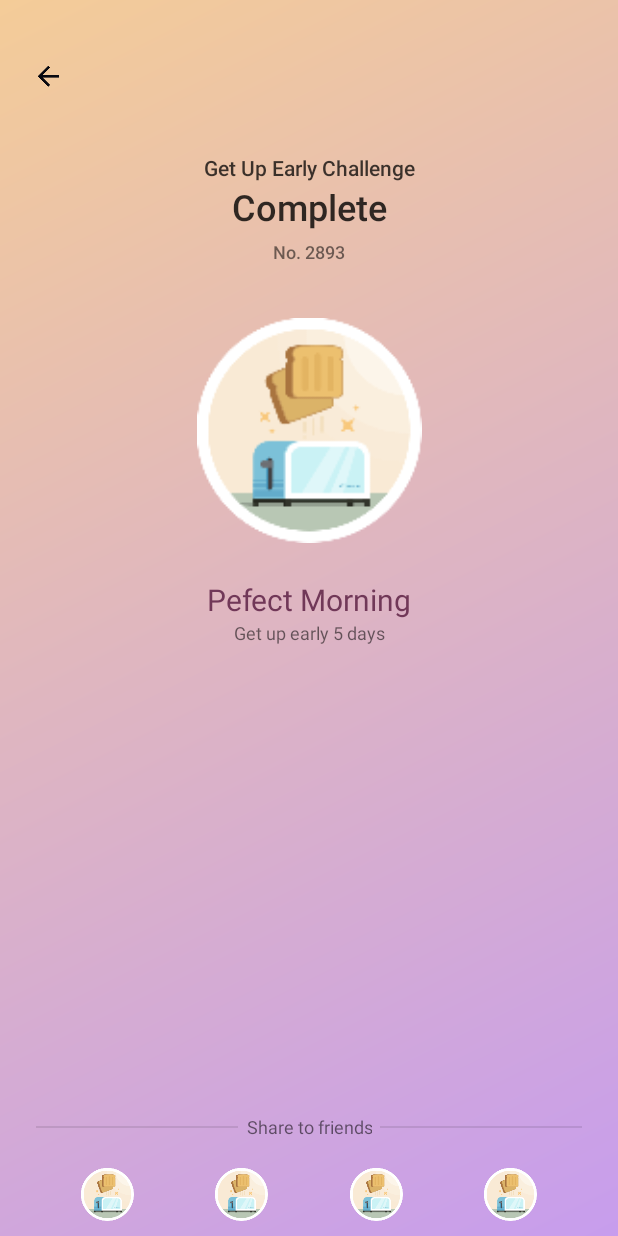
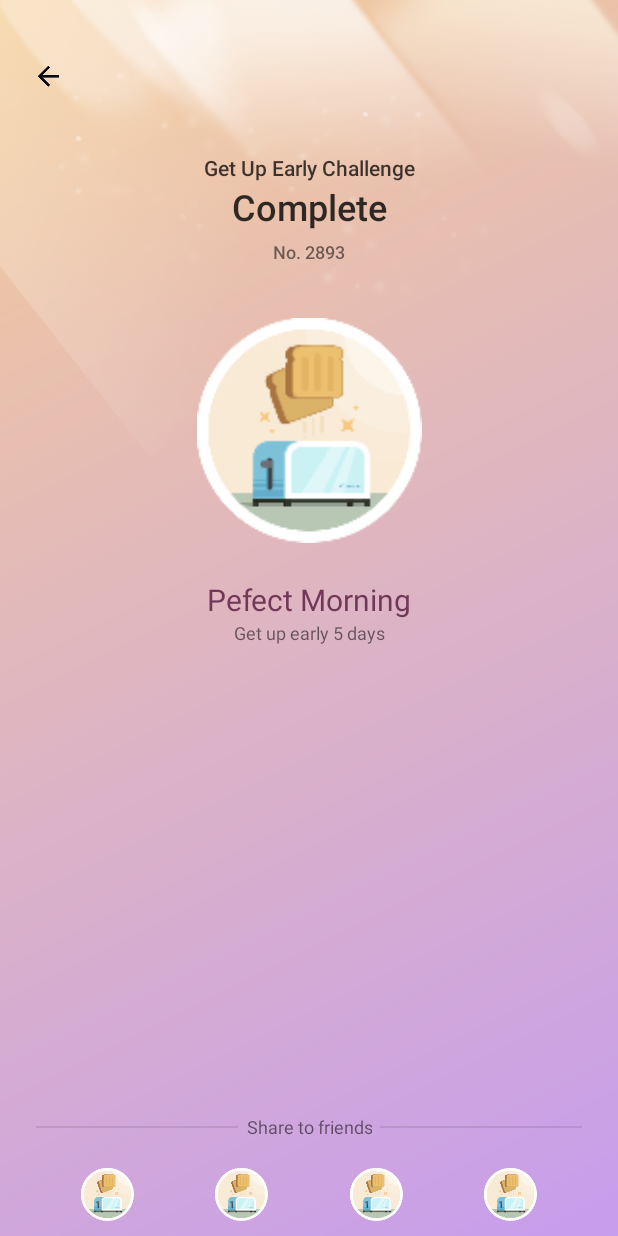
Before and after one commit to chenyi2013/clockin, an Android app: the ClockInCompleteActivity screen opened directly, with no data from a screen before it, on a phone screen of 412 x 824 dp. Run offline under Robolectric (Android 15) with nearby library versions, the phone set to English and light mode, and no system bars.

Commit message:
完善ClockInView

```diff
--- a/app/build.gradle
+++ b/app/build.gradle
@@ -8,7 +8,7 @@ android {
     compileSdkVersion 28
     defaultConfig {
         applicationId "com.example.chenyi.clockin"
-        minSdkVersion 22
+        minSdkVersion 14
         targetSdkVersion 28
         versionCode 1
         versionName "1.0"
--- a/app/src/main/java/step/tracker/stepcounter/walking/clockin/ClockInDialog.kt
+++ b/app/src/main/java/step/tracker/stepcounter/walking/clockin/ClockInDialog.kt
@@ -13,7 +13,7 @@ class ClockInDialog : Dialog {
 
     constructor(context: Context?, themeResId: Int) : super(context, themeResId) {
         setContentView(R.layout.dialog_clock_in)
-        clock_in_view.setClockInCompletedCount(2)
+        clock_in_view.setClockInCompletedCount(0)
 
     }
 
--- a/app/src/main/res/layout/activity_clock_in_complete.xml
+++ b/app/src/main/res/layout/activity_clock_in_complete.xml
@@ -6,6 +6,18 @@
     android:layout_height="match_parent"
     android:background="@drawable/dialog_clockin_header_bg"
     tools:context="step.tracker.stepcounter.walking.clockin.ClockInCompleteActivity">
+
+
+    <ImageView
+        android:layout_width="match_parent"
+        android:layout_height="0dp"
+        android:scaleType="fitXY"
+        android:src="@drawable/ic_clock_dialog_level_2_bg"
+        app:layout_constraintDimensionRatio="360:286"
+        app:layout_constraintLeft_toLeftOf="parent"
+        app:layout_constraintRight_toRightOf="parent"
+        app:layout_constraintTop_toTopOf="parent" />
+
 
     <ImageView
         android:id="@+id/icon_back"
@@ -24,13 +36,13 @@
         android:layout_marginTop="102dp"
         android:fontFamily="sans-serif-medium"
         android:gravity="center_horizontal"
+        android:text="Get Up Early Challenge"
         android:textColor="#bf000000"
         android:textSize="14sp"
         android:textStyle="normal"
         app:layout_constraintLeft_toLeftOf="parent"
         app:layout_constraintRight_toRightOf="parent"
-        app:layout_constraintTop_toTopOf="parent"
-        android:text="Get Up Early Challenge" />
+        app:layout_constraintTop_toTopOf="parent" />
 
     <TextView
         android:id="@+id/complete"
@@ -38,28 +50,28 @@
         android:layout_height="wrap_content"
         android:fontFamily="sans-serif-medium"
         android:gravity="center_horizontal"
+        android:text="Complete"
         android:textColor="#cc000000"
         android:textSize="24sp"
         android:textStyle="normal"
         app:layout_constraintLeft_toLeftOf="parent"
         app:layout_constraintRight_toRightOf="parent"
-        app:layout_constraintTop_toBottomOf="@+id/desc"
-        android:text="Complete" />
+        app:layout_constraintTop_toBottomOf="@+id/desc" />
 
 
     <TextView
         android:id="@+id/ranking"
         android:layout_width="wrap_content"
         android:layout_height="wrap_content"
+        android:layout_marginTop="5dp"
         android:fontFamily="sans-serif-medium"
+        android:text="No. 2893"
         android:textColor="#88000000"
         android:textSize="12sp"
-        android:layout_marginTop="5dp"
         android:textStyle="normal"
         app:layout_constraintLeft_toLeftOf="parent"
         app:layout_constraintRight_toRightOf="parent"
-        app:layout_constraintTop_toBottomOf="@+id/complete"
-        android:text="No. 2893" />
+        app:layout_constraintTop_toBottomOf="@+id/complete" />
 
 
     <ImageView
@@ -80,13 +92,13 @@
         android:fontFamily="sans-serif"
         android:gravity="center_horizontal"
         android:lineSpacingExtra="0sp"
+        android:text="Pefect Morning"
         android:textColor="#713858"
         android:textSize="20sp"
         android:textStyle="normal"
         app:layout_constraintLeft_toLeftOf="parent"
         app:layout_constraintRight_toRightOf="parent"
-        app:layout_constraintTop_toBottomOf="@+id/logo"
-        android:text="Pefect Morning" />
+        app:layout_constraintTop_toBottomOf="@+id/logo" />
 
     <TextView
         android:id="@+id/clock_in_day_count"
@@ -94,13 +106,13 @@
         android:layout_height="wrap_content"
         android:fontFamily="sans-serif"
         android:gravity="center_horizontal"
+        android:text="Get up early 5 days"
         android:textColor="#8c000000"
         android:textSize="12sp"
         android:textStyle="normal"
         app:layout_constraintLeft_toLeftOf="parent"
         app:layout_constraintRight_toRightOf="parent"
-        app:layout_constraintTop_toBottomOf="@+id/pefect_morning"
-        android:text="Get up early 5 days" />
+        app:layout_constraintTop_toBottomOf="@+id/pefect_morning" />
 
 
     <TextView
@@ -110,6 +122,7 @@
         android:layout_marginBottom="19dp"
         android:fontFamily="sans-serif"
         android:gravity="center_horizontal"
+        android:text="Share to friends"
         android:textColor="#8c000000"
         android:textSize="12sp"
         android:textStyle="normal"
@@ -117,8 +130,7 @@
         app:layout_constraintLeft_toLeftOf="parent"
         app:layout_constraintRight_toRightOf="parent"
         app:layout_constraintTop_toBottomOf="@+id/clock_in_day_count"
-        app:layout_constraintVertical_bias="1"
-        android:text="Share to friends" />
+        app:layout_constraintVertical_bias="1" />
 
     <View
         android:layout_width="0dp"
--- a/app/src/main/res/layout/activity_clock_in_detail.xml
+++ b/app/src/main/res/layout/activity_clock_in_detail.xml
@@ -100,8 +100,10 @@
             android:layout_height="80dp"
             android:gravity="center"
             android:text="1"
-            app:layout_constraintHorizontal_bias="0.5"
+            android:layout_marginLeft="10dp"
+            android:layout_marginRight="10dp"
             app:layout_constraintLeft_toLeftOf="parent"
+            app:layout_constraintRight_toRightOf="parent"
             app:layout_constraintTop_toBottomOf="@+id/ranking_desc" />
 
 
```
Also changed, not shown: app/src/main/java/step/tracker/stepcounter/walking/clockin/RoundImageView.kt (added, +54 -0 lines), app/src/main/res/layout/dialog_clock_in.xml (+10 -7 lines), app/src/main/res/values/round_imageview_attrs.xml (added, +13 -0 lines).
